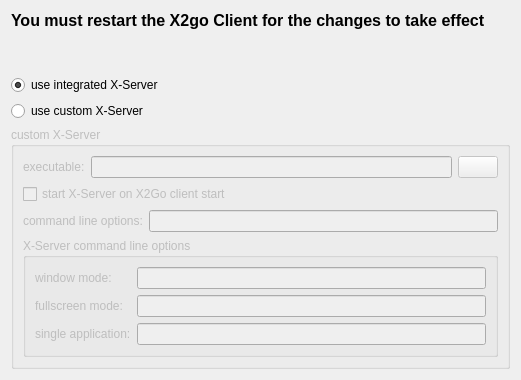
The window that xsettingsui.ui (zoltan-ongithub/x2goclient-qt5) describes before a commit, drawn with Qt 5.
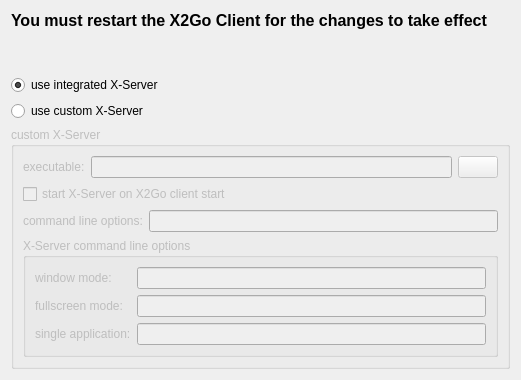
The same window after the commit.

```diff
--- a/xsettingsui.ui
+++ b/xsettingsui.ui
@@ -24,7 +24,7 @@
       </font>
      </property>
      <property name="text">
-      <string>You must restart the X2go Client for the changes to take effect</string>
+      <string>You must restart the X2Go Client for the changes to take effect</string>
      </property>
      <property name="wordWrap">
       <bool>true</bool>
```
